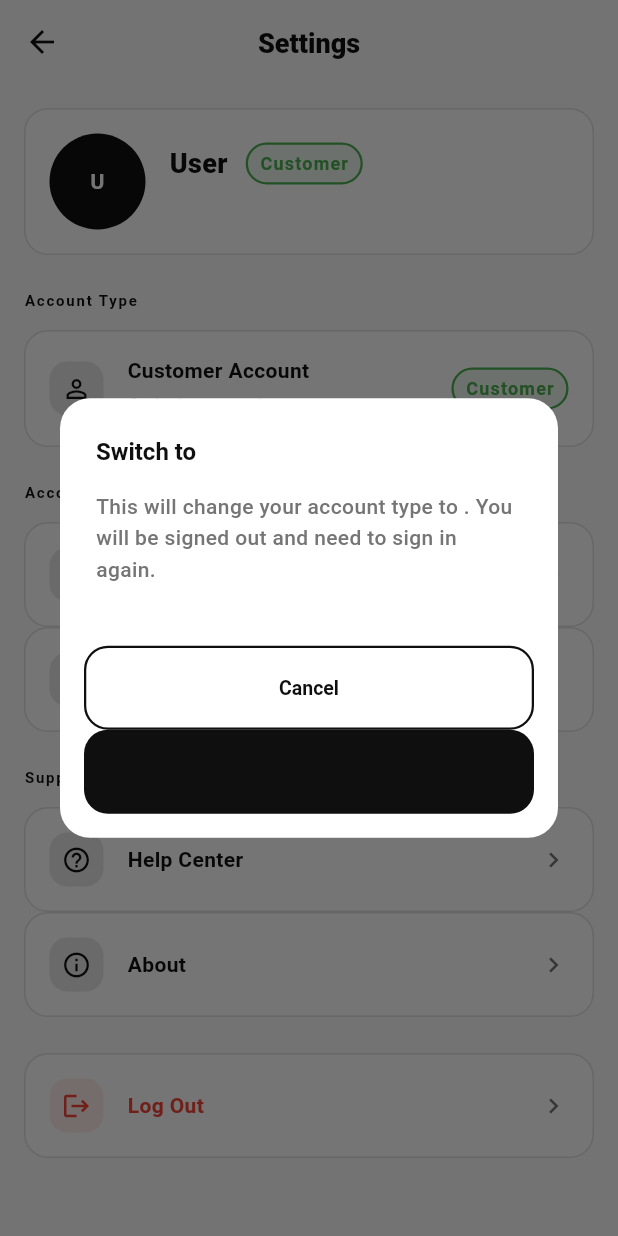
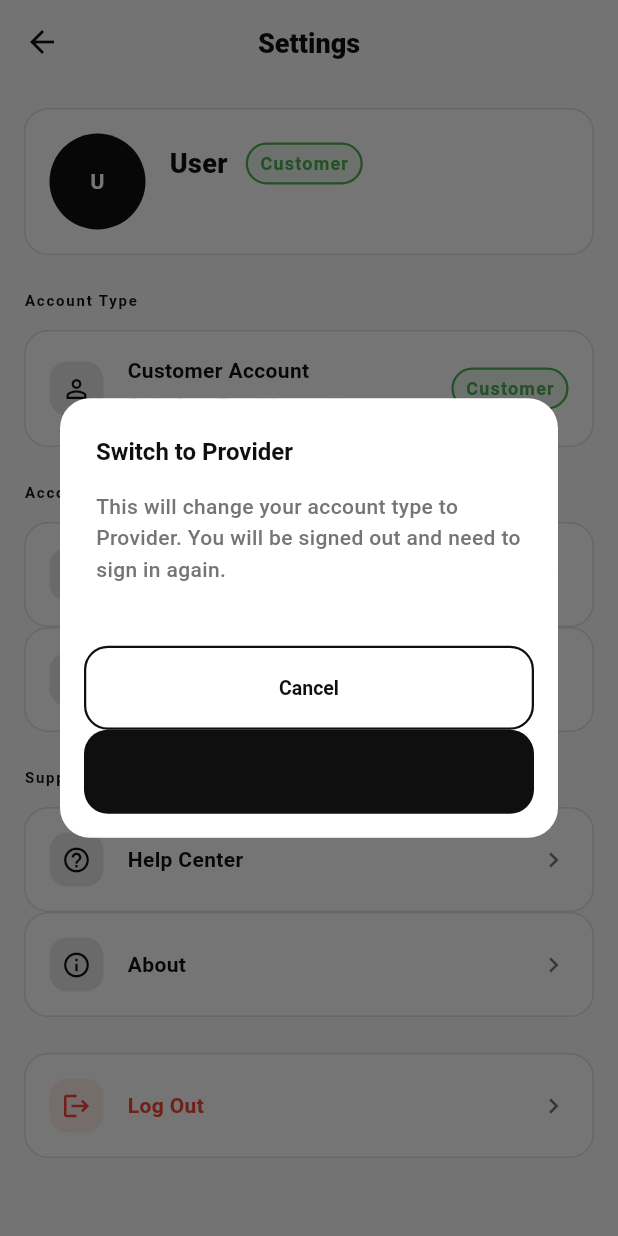
Before and after one commit to Yosaiku/SerbisyoPH, a Flutter app: the SettingsPage screen opened directly, after a tap on "Customer Account", on a phone screen of 412 x 824 dp. Run offline on Flutter 3.47's test engine with Material 3 defaults, Android fonts, the phone set to English and light mode, and no system bars; our stand-ins replace cloud_firestore, firebase_auth, firebase_core, firebase_messaging, geocoding, geolocator and 2 more; accounts and stored records are empty.

Commit message:
Fix provider setup, role selection, design system

```diff
--- a/lib/pages/settings/settings_page.dart
+++ b/lib/pages/settings/settings_page.dart
@@ -1,10 +1,10 @@
-import 'package:flutter/material.dart';
-import 'package:cloud_firestore/cloud_firestore.dart';
-import 'package:firebase_auth/firebase_auth.dart';
-import 'package:serbisyo_ph/theme/design_system.dart';
-import 'package:serbisyo_ph/pages/auth/login_page.dart';
-import 'package:serbisyo_ph/pages/notifications/notifications_page.dart';
-import 'package:serbisyo_ph/pages/settings/edit_profile_page.dart';
+import "package:flutter/material.dart";
+import "package:cloud_firestore/cloud_firestore.dart";
+import "package:firebase_auth/firebase_auth.dart";
+import "package:serbisyo_ph/theme/design_system.dart";
+import "package:serbisyo_ph/pages/auth/login_page.dart";
+import "package:serbisyo_ph/pages/notifications/notifications_page.dart";
+import "package:serbisyo_ph/pages/settings/edit_profile_page.dart";
 
 class SettingsPage extends StatefulWidget {
   const SettingsPage({super.key});
@@ -31,7 +31,7 @@ class _SettingsPageState extends State<SettingsPage> {
     }
 
     final doc = await FirebaseFirestore.instance
-        .collection('users')
+        .collection("users")
         .doc(userId)
         .get();
 
@@ -54,25 +54,25 @@ class _SettingsPageState extends State<SettingsPage> {
   }
 
   void _showRoleSwitchDialog() {
-    final currentRole = _userData?['role'] ?? 'customer';
-    final newRole = currentRole == 'provider' ? 'customer' : 'provider';
-    final newRoleLabel = newRole == 'provider' ? 'Provider' : 'Customer';
+    final currentRole = _userData?["role"] ?? "customer";
+    final newRole = currentRole == "provider" ? "customer" : "provider";
+    final newRoleLabel = newRole == "provider" ? "Provider" : "Customer";
 
     showDialog(
       context: context,
       builder: (context) => DSDialog(
-        title: 'Switch to ',
+        title: "Switch to $newRoleLabel",
         content: DSText.bodyMedium(
-          'This will change your account type to . You will be signed out and need to sign in again.',
+          "This will change your account type to $newRoleLabel. You will be signed out and need to sign in again.",
           color: AppColors.kGreyText,
         ),
         actions: [
           DSButton.secondary(
-            label: 'Cancel',
+            label: "Cancel",
             onPressed: () => Navigator.pop(context),
           ),
           DSButton.primary(
-            label: 'Switch',
+            label: "Switch",
             onPressed: () => _switchRole(newRole),
           ),
         ],
@@ -87,9 +87,9 @@ class _SettingsPageState extends State<SettingsPage> {
     Navigator.pop(context);
 
     try {
-      await FirebaseFirestore.instance.collection('users').doc(userId).update({
-        'role': newRole,
-        'has_completed_setup': false,
+      await FirebaseFirestore.instance.collection("users").doc(userId).update({
+        "role": newRole,
+        "has_completed_setup": false,
       });
 
       await FirebaseAuth.instance.signOut();
@@ -97,7 +97,7 @@ class _SettingsPageState extends State<SettingsPage> {
       if (mounted) {
         ScaffoldMessenger.of(context).showSnackBar(
           SnackBar(
-            content: Text('Account switched to . Please sign in again.'),
+            content: Text("Account switched to ${newRole == "provider" ? "Provider" : "Customer"}. Please sign in again."),
             backgroundColor: AppColors.kBlack,
             behavior: SnackBarBehavior.floating,
           ),
@@ -111,7 +111,7 @@ class _SettingsPageState extends State<SettingsPage> {
       if (mounted) {
         ScaffoldMessenger.of(context).showSnackBar(
           SnackBar(
-            content: Text("Error: "),
+            content: Text("Error: $e"),
             backgroundColor: Colors.red,
             behavior: SnackBarBehavior.floating,
           ),
@@ -137,10 +137,10 @@ class _SettingsPageState extends State<SettingsPage> {
                   DSSectionHeader(title: "Account Type"),
                   const SizedBox(height: DS.spaceMd),
                   DSActionTile(
-                    icon: _userData?['role'] == 'provider' ? Icons.storefront : Icons.person_outline,
-                    title: _userData?['role'] == 'provider' ? "Provider Account" : "Customer Account",
-                    subtitle: "Switch to  mode",
-                    trailing: DSRoleBadge(role: _userData?['role'] ?? 'customer', small: true),
+                    icon: _userData?["role"] == "provider" ? Icons.storefront : Icons.person_outline,
+                    title: _userData?["role"] == "provider" ? "Provider Account" : "Customer Account",
+                    subtitle: "Switch to ${_userData?["role"] == "provider" ? "Customer" : "Provider"} mode",
+                    trailing: DSRoleBadge(role: _userData?["role"] ?? "customer", small: true),
                     onTap: _showRoleSwitchDialog,
                   ),
                   const SizedBox(height: DS.spaceXl),
@@ -204,7 +204,7 @@ class _SettingsPageState extends State<SettingsPage> {
       child: Row(
         children: [
           DSAvatar(
-            initials: _userData?['name']?.substring(0, 1).toUpperCase() ?? 'U',
+            initials: _userData?["name"]?.substring(0, 1).toUpperCase() ?? "U",
             size: DS.avatarLg,
           ),
           const SizedBox(width: DS.spaceLg),
@@ -214,16 +214,16 @@ class _SettingsPageState extends State<SettingsPage> {
               children: [
                 Row(
                   children: [
-                    DSText.headlineMedium(_userData?['name'] ?? 'User'),
+                    DSText.headlineMedium(_userData?["name"] ?? "User"),
                     const SizedBox(width: DS.spaceMd),
-                    DSRoleBadge(role: _userData?['role'] ?? 'customer', small: true),
+                    DSRoleBadge(role: _userData?["role"] ?? "customer", small: true),
                   ],
                 ),
                 const SizedBox(height: DS.spaceXs),
-                DSText.bodySmall(_userData?['email'] ?? ''),
-                if (_userData?['phone'] != null) ...[
+                DSText.bodySmall(_userData?["email"] ?? ""),
+                if (_userData?["phone"] != null) ...[
                   const SizedBox(height: DS.spaceXs),
-                  DSText.bodySmall(_userData!['phone']),
+                  DSText.bodySmall(_userData!["phone"]),
                 ],
               ],
             ),
--- a/lib/theme/design_system.dart
+++ b/lib/theme/design_system.dart
@@ -341,7 +341,7 @@ class DSSegmentedControl<T> extends StatelessWidget {
           if (states.contains(WidgetState.selected)) {
             return BorderSide.none;
           }
-          return const BorderSide(color: AppColors.kBorder, width: 1.5),
+          return BorderSide(color: AppColors.kBorder, width: 1.5);
         }),
         shape: WidgetStateProperty.all(
           RoundedRectangleBorder(borderRadius: BorderRadius.circular(DS.radiusLg)),
```
Also changed, not shown: lib/pages/auth/signup_page.dart (+24 -24 lines), lib/pages/provider/provider_setup_page.dart (+57 -35 lines).
